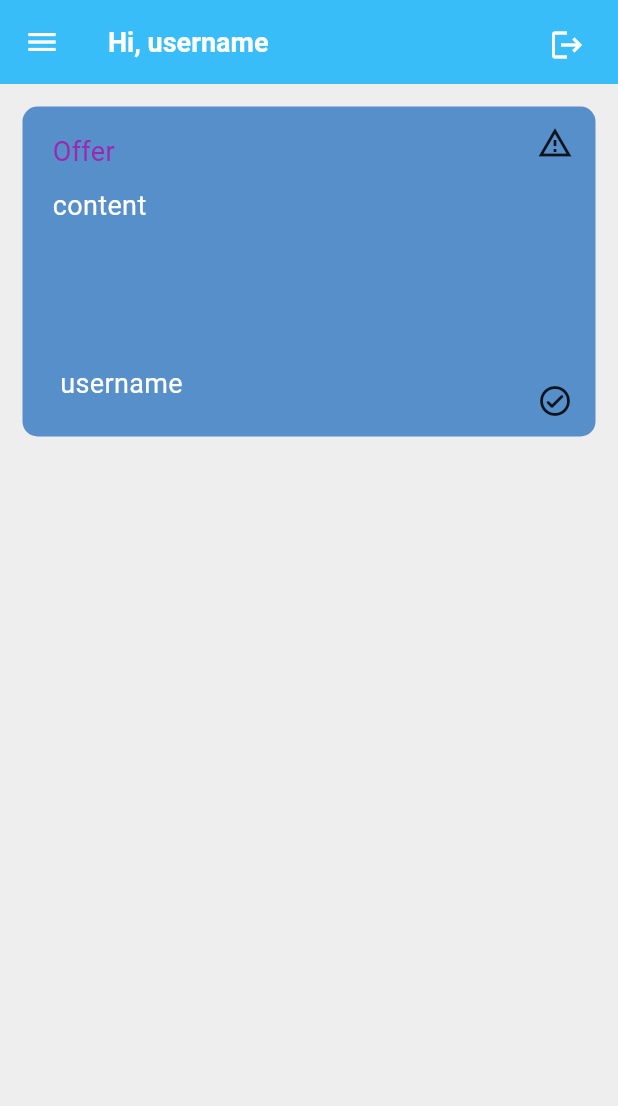
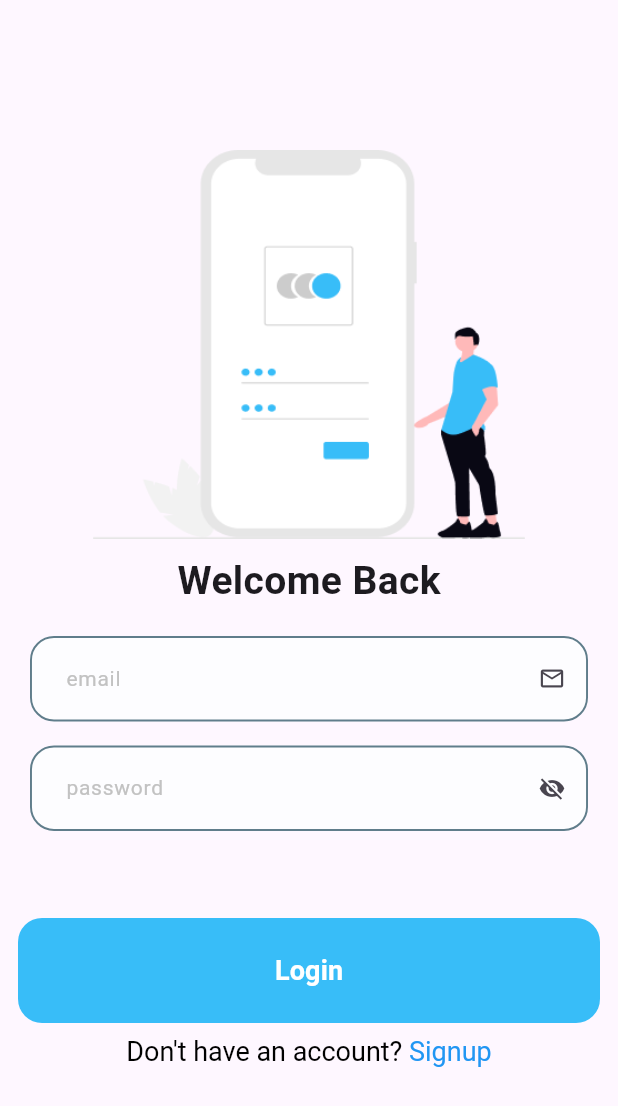
Before and after one commit to Israa050/FazaaAI, a Flutter app: the screen it shows after launch, on a phone screen of 412 x 824 dp. Shown: the top 1106 px of the screen. Run offline on Flutter 3.47's test engine with Material 3 defaults, Android fonts, the light colour scheme and no system bars; our stand-ins replace dio, freezed_annotation, pretty_dio_logger, retrofit; generated files the repository leaves out were written again.

Commit message:
- edited app router file - added new route in routes class - added some colors - added styles class - updated login page - updated sign up page - added custom text button - added custom text form field

```diff
--- a/lib/core/router/app_router.dart
+++ b/lib/core/router/app_router.dart
@@ -1,9 +1,7 @@
-
-
-
 import 'package:flutter/material.dart';
 import 'package:salam_hack/core/router/routes.dart';
-import 'package:salam_hack/features/auth/screens/login.dart';
+import 'package:salam_hack/features/auth/screens/login_page.dart';
+import 'package:salam_hack/features/auth/screens/signup_page.dart';
 import 'package:salam_hack/features/home/home_page.dart';
 
 class AppRouter {
@@ -18,7 +16,12 @@ class AppRouter {
         );
       case Routes.loginScreen:
         return MaterialPageRoute(
-         builder: (_)=> Login(),
+          builder: (_) => LoginPage(),
+        );
+
+      case Routes.signupScreen:
+        return MaterialPageRoute(
+          builder: (_) => SignupPage(),
         );
 
       default:
--- a/lib/core/router/routes.dart
+++ b/lib/core/router/routes.dart
@@ -1,6 +1,7 @@
 
-class Routes {
+abstract class Routes {
   static const String loginScreen = '/login';
+  static const String signupScreen = '/signup';
 static const String homeScreen = '/home';
 
 
--- a/lib/core/themes/colors.dart
+++ b/lib/core/themes/colors.dart
@@ -1,7 +1,7 @@
 
 import 'package:flutter/material.dart';
 
-class AppColors{
+abstract class AppColors{
 
   static const Color lightBlue = Color(0xff578FCA);
   static const Color primaryBlue = Color(0xff38BDF8);
@@ -10,6 +10,14 @@ class AppColors{
   static const Color red = Color(0xffFF0E3C);
   static const Color yellow = Color(0xffFFE40E);
   static const Color background = Color(0xffEEEEEE);
+  static const Color moreDarkBlue = Color(0xFF242424);
+
+   static const Color gray = Color(0xFF757575);
+  static const Color lightGray = Color(0xFFC2C2C2);
+  static const Color lighterGray = Color(0xFFEDEDED);
+  static const Color moreLightGray = Color(0xFFFDFDFF);
+  static const Color moreLighterGray = Color(0xFFF5F5F5);
+
 
 
 }
--- /dev/null
+++ b/lib/core/themes/styles.dart
@@ -0,0 +1,22 @@
+import 'package:flutter/material.dart';
+import 'package:salam_hack/core/themes/colors.dart';
+
+abstract class TextStyles {
+  static const TextStyle font14LightGrayRegular = TextStyle(
+    fontSize: 14,
+    fontWeight: FontWeight.w400,
+    color: AppColors.lightGray,
+  );
+
+  static TextStyle font14DarkBlueMedium = TextStyle(
+    fontSize: 14,
+    fontWeight: FontWeight.w500,
+    color: AppColors.moreDarkBlue,
+  );
+
+  static TextStyle font18WhiteBold = TextStyle(
+    fontSize: 18,
+    color: Colors.white,
+    fontWeight: FontWeight.w700,
+  );
+}
--- /dev/null
+++ b/lib/features/auth/screens/login_page.dart
@@ -0,0 +1,138 @@
+import 'package:flutter/gestures.dart';
+import 'package:flutter/material.dart';
+import 'package:salam_hack/core/router/routes.dart';
+import 'package:salam_hack/core/themes/styles.dart';
+import 'package:salam_hack/features/auth/widgets/custom_text_button.dart';
+import 'package:salam_hack/features/auth/widgets/custom_text_form_field.dart';
+
+class LoginPage extends StatefulWidget {
+
+   const LoginPage({super.key});
+
+  @override
+  State<LoginPage> createState() => _LoginPageState();
+}
+
+class _LoginPageState extends State<LoginPage> {
+  bool isObscureText = true;
+    final _formKey = GlobalKey<FormState>();
+
+  @override
+  Widget build(BuildContext context) {
+    return SafeArea(
+      child: Scaffold(
+        body: SingleChildScrollView(
+          child: Padding(
+            padding: const EdgeInsets.symmetric(
+              horizontal: 12,
+              vertical: 100,
+            ),
+            child: Column(
+              mainAxisSize: MainAxisSize.max,
+              mainAxisAlignment: MainAxisAlignment.end,
+              //crossAxisAlignment: CrossAxisAlignment.stretch,
+              children: [
+                Image.asset(
+                  'assets/images/login.png',
+                  height: 259,
+                  width: 390,
+                ),
+                SizedBox(
+                  height: 10,
+                ),
+                Center(
+                  child: Text(
+                    'Welcome Back',
+                    style: TextStyle(
+                      fontSize: 26,
+                      fontWeight: FontWeight.bold,
+                    ),
+                  ),
+                ),
+                SizedBox(
+                  height: 10,
+                ),
+                Form(
+                  key: _formKey,
+                  child: Column(
+                    children: [
+                      Padding(
+                        padding: const EdgeInsets.all(8.0),
+                        child: AppTextFormField(
+                          hintText: 'email',
+                          validator: (value) {},
+                          suffixIcon: Icon(Icons.email_outlined),
+                        ),
+                      ),
+                      Padding(
+                        padding: const EdgeInsets.all(8.0),
+                        child: AppTextFormField(
+                          hintText: 'password',
+                          validator: (value) {},
+                          isObscureText: isObscureText,
+                          suffixIcon: IconButton(
+                            onPressed: () {
+                              setState(() {
+                                isObscureText = !isObscureText;
+                              });
+                            },
+                            icon: isObscureText? Icon(
+                              Icons.visibility_off,
+                            ):
+                            Icon(Icons.visibility,)
+                            ,
+                          ),
+                        ),
+                      ),
+                    ],
+                  ),
+                ),
+                SizedBox(
+                  height: 50,
+                ),
+
+                AppTextButton(
+                                  onPressed: () {
+                //authCubit.login();
+                Navigator.of(context).pushReplacementNamed(Routes.homeScreen);
+                                  },
+                                  buttonText: 'Login',
+                                  buttonHeight: 70,
+                                  textStyle: TextStyles.font18WhiteBold,
+                                ),
+                                Padding(
+                                  padding: const EdgeInsets.all(8.0),
+                                  child: RichText(
+                text: TextSpan(
+                  children: [
+                    TextSpan(
+                      text: 'Don\'t have an account? ',
+                      style: TextStyle(
+                        color: Colors.black,
+                        fontSize: 18,
+                      ),
+                    ),
+                    TextSpan(
+                        text: 'Signup',
+                        style: TextStyle(
+                          color: Colors.blue,
+                          fontSize: 18,
+                        ),
+                        recognizer: TapGestureRecognizer()
+                          ..onTap = () {
+                            //print('Login Text Clicked');
+                            Navigator.of(context).pushNamed(Routes.signupScreen);
+                          }),
+                  ],
+                ),
+                                  ),
+                                ),
+
+              ],
+            ),
+          ),
+        ),
+      ),
+    );
+  }
+}
--- /dev/null
+++ b/lib/features/auth/widgets/custom_text_button.dart
@@ -0,0 +1,59 @@
+
+
+
+import 'package:flutter/material.dart';
+import 'package:salam_hack/core/themes/colors.dart';
+
+class AppTextButton extends StatelessWidget {
+  final double? borderRadius;
+  final Color? backgroundColor;
+  final double? horizontalPadding;
+  final double? verticalPadding;
+  final double? buttonWidth;
+  final double? buttonHeight;
+  final String buttonText;
+  final TextStyle textStyle;
+  final VoidCallback onPressed;
+  const AppTextButton({
+    super.key,
+    this.borderRadius,
+    this.backgroundColor,
+    this.horizontalPadding,
+    this.verticalPadding,
+    this.buttonHeight,
+    this.buttonWidth,
+    required this.buttonText,
+    required this.textStyle,
+    required this.onPressed,
+  });
+
+  @override
+  Widget build(BuildContext context) {
+    return TextButton(
+      style: ButtonStyle(
+        shape: WidgetStateProperty.all<RoundedRectangleBorder>(
+          RoundedRectangleBorder(
+            borderRadius: BorderRadius.circular(borderRadius ?? 16.0),
+          ),
+        ),
+        backgroundColor: WidgetStatePropertyAll(
+          backgroundColor ?? AppColors.primaryBlue,
+        ),
+        padding: WidgetStateProperty.all<EdgeInsets>(
+          EdgeInsets.symmetric(
+            horizontal: horizontalPadding ?? 12,
+            vertical: verticalPadding ?? 14,
+          ),
+        ),
+        fixedSize: WidgetStateProperty.all(
+          Size(buttonWidth?? double.maxFinite, buttonHeight ?? 50),
+        ),
+      ),
+      onPressed: onPressed,
+      child: Text(
+        buttonText,
+        style: textStyle,
+      ),
+    );
+  }
+}
--- /dev/null
+++ b/lib/features/auth/widgets/custom_text_form_field.dart
@@ -0,0 +1,88 @@
+
+
+import 'package:flutter/material.dart';
+import 'package:salam_hack/core/themes/colors.dart';
+import 'package:salam_hack/core/themes/styles.dart';
+
+class AppTextFormField extends StatelessWidget {
+  final EdgeInsetsGeometry? contentPadding;
+  final InputBorder? focusedBorder;
+  final InputBorder? enabledBorder;
+  final TextStyle? inputTextStyle;
+  final TextStyle? hintStyle;
+  final String hintText;
+  final bool? isObscureText;
+  final Widget? suffixIcon;
+  final Color? backgroundColor;
+  final TextEditingController? controller;
+  final Function(String?) validator;
+  final TextInputType? textInputType;
+  const AppTextFormField({
+    super.key,
+    this.contentPadding,
+    this.focusedBorder,
+    this.enabledBorder,
+    this.inputTextStyle,
+    this.hintStyle,
+    required this.hintText,
+    this.isObscureText,
+    this.suffixIcon,
+    this.backgroundColor,
+    this.controller,
+    required this.validator,
+    this.textInputType,
+  });
+
+  @override
+  Widget build(BuildContext context) {
+    return TextFormField(
+      keyboardType: textInputType,
+      controller: controller,
+      decoration: InputDecoration(
+        isDense: true,
+        contentPadding: contentPadding ??
+            EdgeInsets.symmetric(horizontal: 20, vertical: 18),
+        focusedBorder: focusedBorder ??
+            OutlineInputBorder(
+              borderSide: const BorderSide(
+                color: AppColors.primaryBlue,
+                width: 1.3,
+              ),
+              borderRadius: BorderRadius.circular(16.0),
+            ),
+        enabledBorder: enabledBorder ??
+            OutlineInputBorder(
+              borderSide: const BorderSide(
+                color: Colors.blueGrey,
+                width: 1.3,
+              ),
+              borderRadius: BorderRadius.circular(16.0),
+            ),
+        errorBorder: OutlineInputBorder(
+          borderSide: const BorderSide(
+            color: Colors.red,
+            width: 1.3,
+          ),
+          borderRadius: BorderRadius.circular(16.0),
+        ),
+        focusedErrorBorder: OutlineInputBorder(
+          borderSide: const BorderSide(
+            color: Colors.red,
+            width: 1.3,
+          ),
+          borderRadius: BorderRadius.circular(16.0),
+        ),
+        hintStyle: hintStyle ?? TextStyles.font14LightGrayRegular,
+        hintText: hintText,
+        suffixIcon: suffixIcon,
+       fillColor: backgroundColor ?? AppColors.moreLightGray,
+        filled: true,
+      ),
+      obscureText: isObscureText ?? false,
+      style: TextStyles.font14DarkBlueMedium,
+      validator: (value) {
+        return validator(value);
+      },
+    );
+  }
+}
--- a/lib/main.dart
+++ b/lib/main.dart
@@ -1,45 +1,19 @@
-import 'package:dio/dio.dart';
 import 'package:flutter/material.dart';
-import 'package:salam_hack/core/models/user.dart';
-import 'package:salam_hack/core/networking/api_service.dart';
-import 'package:salam_hack/core/networking/dio_factory.dart';
+import 'package:salam_hack/core/router/app_router.dart';
+import 'package:salam_hack/core/router/routes.dart';
 import 'package:salam_hack/core/themes/colors.dart';
-import 'package:salam_hack/features/home/home_page.dart';
 
-
-void main() async{
-
-  // User newUser = User(
-  //   username: 'Samy',
-  //   passwordHash: 'hashed_password',
-  //   email: 'samy@gmail.com',
-  //   phoneNumber: '123456789',
-  //   address: '456 Main st',
-  //   nickname: 'mohammed'
-  // );
-
-
-
-  Dio dio = DioFactory.getDio();
-  ApiService apiService = ApiService(dio);
-
-  //users = await apiService.getAllUsers();
-  //user = await apiService.getUserByID('10');
-  //await apiService.createNewUser(newUser);
-
-  //await apiService.updateUserById('14',newUser);
-
-  await apiService.deleteUserById('14');
-
-  //print('Users List ${users?.length}');
-
-  runApp(const MyApp());
+void main() {
+  runApp(
+    MyApp(
+      appRouter: AppRouter(),
+    ),
+  );
 }
 
 class MyApp extends StatelessWidget {
-  const MyApp({super.key});
-
-  // This widget is the root of your application.
+  AppRouter appRouter;
+  MyApp({super.key, required this.appRouter});
 
   @override
   Widget build(BuildContext context) {
@@ -48,32 +22,10 @@ class MyApp extends StatelessWidget {
       title: 'Salam Hack',
       theme: ThemeData(
         primaryColor: AppColors.primaryBlue,
-        //colorScheme: ColorScheme.fromSeed(seedColor: Colors.deepPurple),
-        //useMaterial3: true,
       ),
-      home: HomePage(),
-
-      // Scaffold(
-      //   appBar: AppBar(
-      //     title: Text('API'),
-      //     backgroundColor: Colors.pinkAccent,
-      //   ),
-      //   body:
-
-      //    Column(
-      //     children: [
-      //       Text('User is ${user?.username} , Id: ${user?.userId}')
-      //     ],
-      //   )
-
-        // ListView.builder(
-        //   itemCount: users?.length,
-        //   itemBuilder: (context,index){
-        //     return ListTile(
-        //       title: Text(users![index].username.toString()),
-        //     );
-        //   }
-        //   ),
-      );
+      onGenerateRoute: appRouter.generateRoute,
+      initialRoute: Routes.loginScreen,
+      // home: SignupPage(),
+    );
   }
 }
--- a/pubspec.yaml
+++ b/pubspec.yaml
@@ -33,10 +33,8 @@ dependencies:
   dio: ^5.8.0+1
   flutter:
     sdk: flutter
-
   freezed: ^2.5.8
   freezed_annotation: ^2.4.4
-
   json_annotation: ^4.9.0
   json_serializable: ^6.9.4
   pretty_dio_logger: ^1.4.0
@@ -60,7 +58,7 @@ flutter:
 
   # To add assets to your application, add an assets section, like this:
   assets:
-    - assets/images/login.png
+    - assets/images/
   #   - images/a_dot_ham.jpeg
   # An image asset can refer to one or more resolution-specific "variants", see
   # https://flutter.dev/to/resolution-aware-images
```
Also changed, not shown: lib/features/auth/screens/signup_page.dart (added, +166 -0 lines), 1 other file.
